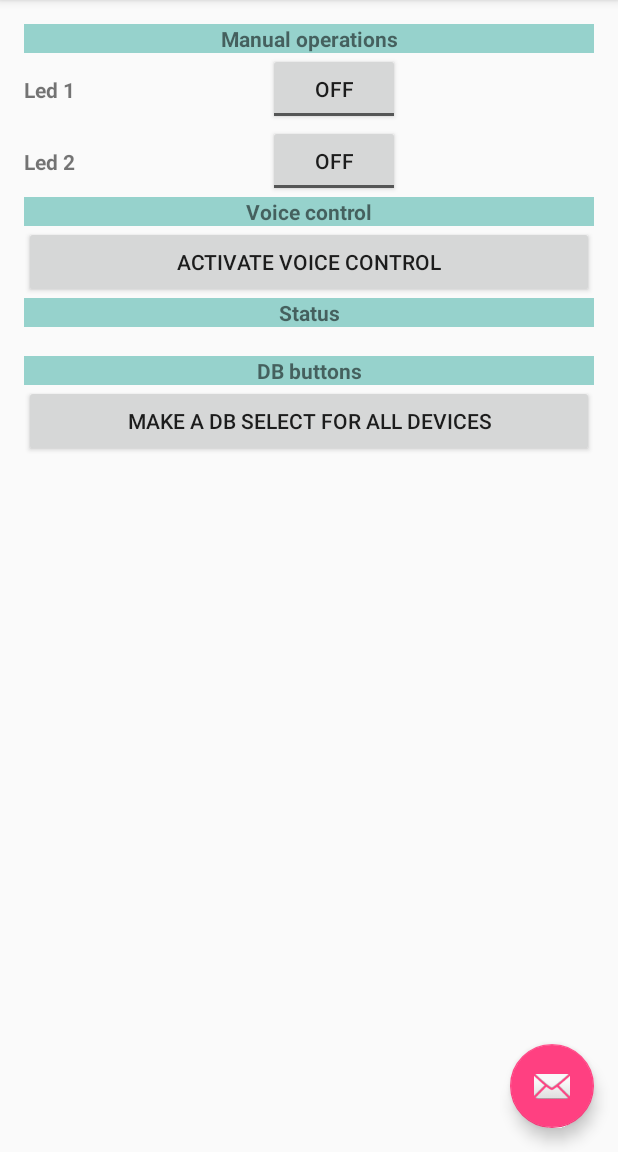
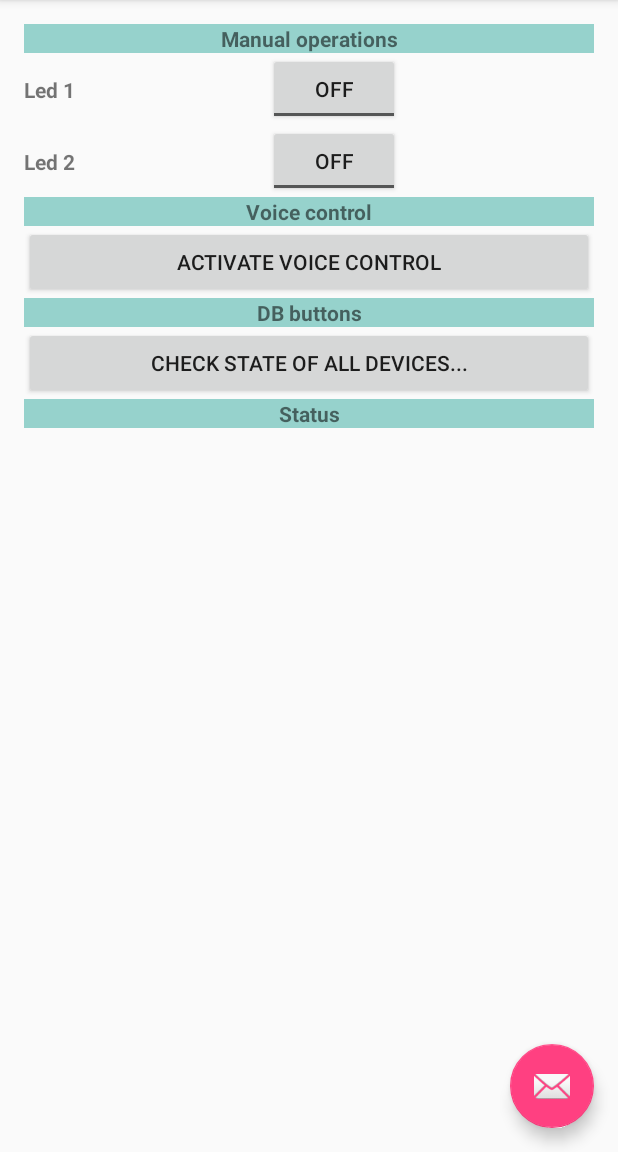
Before and after one commit to Yellllllow/IQHome, an Android app: the screen it shows after launch (MainActivity), on a phone screen of 412 x 824 dp, the part 84-1236 px from its top. Run offline under Robolectric (Android 15) with nearby library versions, the light colour scheme and no system bars; 1 statement that could not run was skipped.

Commit message:
Updating DB data added - progress dialogs + updating db by clicking on separate button

```diff
--- a/app/src/main/java/com/dmm/iqhome/MainActivity.java
+++ b/app/src/main/java/com/dmm/iqhome/MainActivity.java
@@ -1,5 +1,6 @@
 package com.dmm.iqhome;
 
+import android.app.ProgressDialog;
 import android.content.Intent;
 import android.os.Bundle;
 import android.speech.RecognizerIntent;
@@ -7,7 +8,6 @@ import android.support.design.widget.FloatingActionButton;
 import android.support.design.widget.Snackbar;
 import android.support.v7.app.AppCompatActivity;
 import android.support.v7.widget.Toolbar;
-import android.util.Log;
 import android.view.View;
 import android.view.Menu;
 import android.view.MenuItem;
@@ -17,6 +17,7 @@ import android.widget.Toast;
 import android.widget.ToggleButton;
 
 
+import java.util.Arrays;
 import java.util.List;
 
 
@@ -25,11 +26,10 @@ interface IReturnValueFromStatusUpdater{
 }
 
 interface IReturnValueFromStatusProvider {
-    void GetValueReturnedByStatusUpdater(List<Device> devices);
+    void GetValueReturnedByStatusProvider(List<Device> devices);
 }
 
 public class MainActivity extends AppCompatActivity implements IReturnValueFromStatusUpdater, IReturnValueFromStatusProvider {
-
 
     public static String TAG = "IQHOMETag";
 
@@ -38,6 +38,8 @@ public class MainActivity extends AppCompatActivity implements IReturnValueFromS
     TextView tvStatus;
     ToggleButton tbLED1;
     ToggleButton tbLED2;
+
+    private ProgressDialog progressDialog;
 
     private static final int SPEECH_REQUEST_CODE = 0;
 
@@ -70,6 +72,8 @@ public class MainActivity extends AppCompatActivity implements IReturnValueFromS
 
         tbLED1 = (ToggleButton)findViewById(R.id.tbLed1);
         tbLED2 = (ToggleButton)findViewById(R.id.tbLed2);
+
+        btnSelectDB.performClick();
     }
 
     @Override
@@ -110,6 +114,10 @@ public class MainActivity extends AppCompatActivity implements IReturnValueFromS
         @Override
         public void onClick(View v) {
             List<Device> devices = commandManager.DeviceList;
+            if(progressDialog != null){
+                progressDialog.dismiss();
+            }
+            progressDialog = ProgressDialog.show(MainActivity.this, "Getting data...", "Please wait...");
             new StatusProvider(getApplicationContext(),MainActivity.this).execute(devices.toArray(new Device[devices.size()]));
         }
     };
@@ -133,7 +141,8 @@ public class MainActivity extends AppCompatActivity implements IReturnValueFromS
                 for (Device dev : devices) {
                     s+= dev.Name + " " + dev.Value + " \n";
                 }
-                new StatusUpdater(getApplicationContext(), this).execute(devices.toArray(new Device[devices.size()]));
+                updateDevices(devices);
+                //new StatusUpdater(getApplicationContext(), this).execute(devices.toArray(new Device[devices.size()]));
             }
 
             tvStatus.setText(s);
@@ -143,8 +152,18 @@ public class MainActivity extends AppCompatActivity implements IReturnValueFromS
         super.onActivityResult(requestCode, resultCode, data);
     }
 
+
+    private void updateDevices(List<Device> devices){
+        if(devices != null){
+            progressDialog = ProgressDialog.show(MainActivity.this, "Updating devices...", "Please wait...");
+            new StatusUpdater(getApplicationContext(), this).execute(devices.toArray(new Device[devices.size()]));
+        }
+    }
     //interfaces
     public void GetValueReturnedByStatusUpdater(String s){
+        if(progressDialog != null){
+            progressDialog.dismiss();
+        }
         String msg;
         switch(s){
             case "OK":
@@ -164,8 +183,10 @@ public class MainActivity extends AppCompatActivity implements IReturnValueFromS
     }
 
     @Override
-    public void GetValueReturnedByStatusUpdater(List<Device> devices) {
-        Log.d(TAG, "dddd");
+    public void GetValueReturnedByStatusProvider(List<Device> devices) {
+        if(progressDialog != null){
+            progressDialog.dismiss();
+        }
         for(Device dev : devices){
             if(dev.Name.equals("LED1")){
                 tbLED1.setChecked(dev.Value.equals("Y"));
@@ -174,4 +195,22 @@ public class MainActivity extends AppCompatActivity implements IReturnValueFromS
             }
         }
     }
+
+    public void onClickToggleButton(View v){
+        String newState = ((ToggleButton)v).isChecked() ? "Y" : "N";
+        Device device = null;
+        switch(v.getId()){
+            case R.id.tbLed1:
+                device = new Device("LED1", newState);
+                break;
+            case R.id.tbLed2:
+                device = new Device("LED2", newState);
+                break;
+            default:
+                break;
+        }
+        if(device != null){
+            updateDevices(Arrays.asList(device));
+        }
+    }
 }
--- a/app/src/main/java/com/dmm/iqhome/StatusProvider.java
+++ b/app/src/main/java/com/dmm/iqhome/StatusProvider.java
@@ -28,15 +28,20 @@ public class StatusProvider extends AsyncTask<Device, Void, List<Device>> {
     Context context;
     private IReturnValueFromStatusProvider returnValueFromStatusProvider;
 
-
     public StatusProvider(Context context, IReturnValueFromStatusProvider ret) {
         this.context = context;
         this.returnValueFromStatusProvider = ret;
     }
 
     @Override
+    protected void onPreExecute() {
+
+        super.onPreExecute();
+    }
+
+    @Override
     protected void onPostExecute(List<Device> devices) {
-        returnValueFromStatusProvider.GetValueReturnedByStatusUpdater(devices);
+        returnValueFromStatusProvider.GetValueReturnedByStatusProvider(devices);
         super.onPostExecute(devices);
     }
 
--- a/app/src/main/java/com/dmm/iqhome/StatusUpdater.java
+++ b/app/src/main/java/com/dmm/iqhome/StatusUpdater.java
@@ -49,8 +49,6 @@ public class StatusUpdater extends AsyncTask<Device, Void, String> {
     protected String doInBackground(Device... params) {
         String ret = "NO_PARAMS";
 
-
-
         List<NameValuePair> parameters = new ArrayList<>();
         String paramString = "";
         String valueString = "";
@@ -92,6 +90,7 @@ public class StatusUpdater extends AsyncTask<Device, Void, String> {
                 String line;
                 BufferedReader reader = new BufferedReader(new InputStreamReader(is, "iso-8859-1"), 8);
                 while ((line = reader.readLine()) != null) {
+                    Log.i(MainActivity.TAG, line);
                     if(line.contains("FAIL")){
                         return "FAIL";
                     }
--- a/app/src/main/res/layout/content_main.xml
+++ b/app/src/main/res/layout/content_main.xml
@@ -39,7 +39,8 @@
                 android:id="@+id/tbLed1"
                 android:layout_gravity="center"
                 android:layout_column="1"
-                android:layout_row="0" />
+                android:layout_row="0"
+                android:onClick="onClickToggleButton"/>
 
             <TextView
                 android:textStyle="bold"
@@ -52,7 +53,8 @@
                 android:id="@+id/tbLed2"
                 android:layout_gravity="center"
                 android:layout_column="1"
-                android:layout_row="1" />
+                android:layout_row="1"
+                android:onClick="onClickToggleButton"/>
 
         </GridLayout>
 
@@ -77,6 +79,20 @@
         android:layout_width="match_parent"
         android:layout_height="wrap_content"
         android:background="@color/highlighted_text_material_light"
+        android:text="DB buttons" />
+
+    <Button
+        android:id="@+id/btnSelectDB"
+        android:layout_width="match_parent"
+        android:layout_height="wrap_content"
+        android:text="Check state of all devices..."/>
+
+    <TextView
+        android:textStyle="bold"
+        android:textAlignment="center"
+        android:layout_width="match_parent"
+        android:layout_height="wrap_content"
+        android:background="@color/highlighted_text_material_light"
         android:text="Status" />
 
     <TextView
@@ -84,19 +100,7 @@
         android:layout_width="match_parent"
         android:layout_height="wrap_content" />
 
-    <TextView
-        android:textStyle="bold"
-        android:textAlignment="center"
-        android:layout_width="match_parent"
-        android:layout_height="wrap_content"
-        android:background="@color/highlighted_text_material_light"
-        android:text="DB buttons" />
 
-    <Button
-        android:id="@+id/btnSelectDB"
-        android:layout_width="match_parent"
-        android:layout_height="wrap_content"
-        android:text="Make a DB select for all devices"/>
 
 
 </LinearLayout>
```
